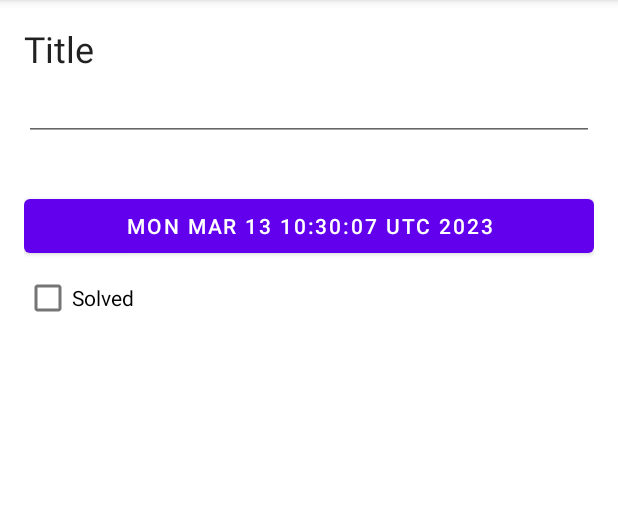
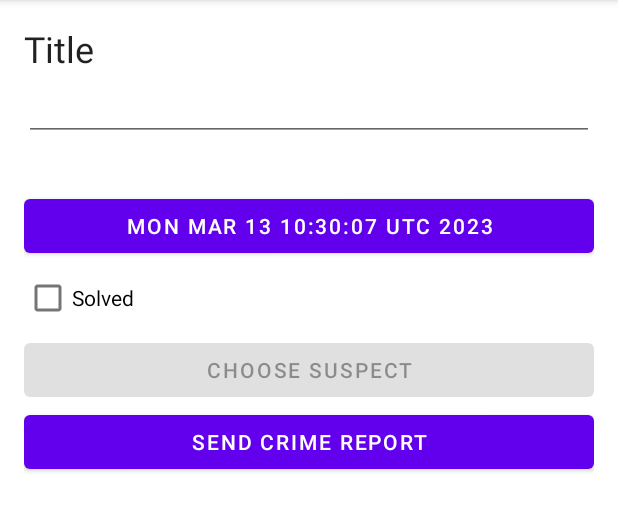
Before and after one commit to tianb0/ListDetailNav2, an Android app: the screen it shows after launch (MainActivity), after a tap on "New Crime", on a phone screen of 412 x 824 dp, the part 84-616 px from its top. Run offline under Robolectric (Android 15) with nearby library versions, the phone set to English and light mode, and no system bars; our stand-ins replace Room's generated code.

Commit message:
intent, implicit intent, pass/receive data, contact permission

```diff
--- a/app/src/main/AndroidManifest.xml
+++ b/app/src/main/AndroidManifest.xml
@@ -27,5 +27,11 @@
                 android:value="" />
         </activity>
     </application>
+    <queries>
+        <intent>
+            <action android:name="android.intent.action.PICK" />
+            <data android:mimeType="vnd.android.cursor.dir/contact" />
+        </intent>
+    </queries>
 
 </manifest>
--- a/app/src/main/java/io/tianb/listdetailnav2/Crime.kt
+++ b/app/src/main/java/io/tianb/listdetailnav2/Crime.kt
@@ -10,5 +10,6 @@ data class Crime(
     @PrimaryKey val id: UUID,
     val title: String,
     val date: Date,
-    val isSolved: Boolean
+    val isSolved: Boolean,
+    val suspect: String = ""
 )
--- a/app/src/main/java/io/tianb/listdetailnav2/CrimeDetailFragment.kt
+++ b/app/src/main/java/io/tianb/listdetailnav2/CrimeDetailFragment.kt
@@ -1,6 +1,13 @@
 package io.tianb.listdetailnav2
 
+import android.content.Intent
+import android.content.pm.PackageManager
+import android.content.pm.ResolveInfo
+import android.net.Uri
 import android.os.Bundle
+import android.provider.ContactsContract
+import android.provider.ContactsContract.Contacts
+import android.text.format.DateFormat.format
 import android.view.LayoutInflater
 import android.view.View
 import android.view.ViewGroup
@@ -16,7 +23,12 @@ import androidx.navigation.fragment.navArgs
 import io.tianb.listdetailnav2.databinding.FragmentCrimeDetailBinding
 import io.tianb.listdetailnav2.databinding.FragmentCrimeListBinding
 import kotlinx.coroutines.launch
+import android.text.format.DateFormat
+import androidx.activity.result.contract.ActivityResultContracts
+import kotlinx.coroutines.selects.select
 import java.util.Date
+
+private const val DATE_FORMAT = "EEE, MM, dd"
 
 class CrimeDetailFragment : Fragment() {
 
@@ -30,6 +42,12 @@ class CrimeDetailFragment : Fragment() {
 
     private val crimeDetailViewModel: CrimeDetailViewModel by viewModels {
         CrimeDetailViewModelFactory(args.crimeId)
+    }
+
+    private val selectSuspect = registerForActivityResult(
+        ActivityResultContracts.PickContact()
+    ) { uri: Uri? ->
+        uri?.let { parseContactSelection(it) }
     }
 
     override fun onCreateView(
@@ -57,6 +75,16 @@ class CrimeDetailFragment : Fragment() {
                     oldCrime.copy(isSolved = isChecked)
                 }
             }
+
+            crimeSuspect.setOnClickListener {
+                selectSuspect.launch(null)
+            }
+
+            val selectSuspectIntent = selectSuspect.contract.createIntent(
+                requireContext(),
+                null
+            )
+            crimeSuspect.isEnabled = canResolveIntent(selectSuspectIntent)
 
             viewLifecycleOwner.lifecycleScope.launch {
                 viewLifecycleOwner.repeatOnLifecycle(Lifecycle.State.STARTED) {
@@ -87,7 +115,77 @@ class CrimeDetailFragment : Fragment() {
             }
 
             crimeSolved.isChecked = crime.isSolved
+
+            crimeReport.setOnClickListener {
+                val reportIntent = Intent(Intent.ACTION_SEND).apply {
+                    type = "text/plain"
+                    putExtra(Intent.EXTRA_TEXT, getCrimeReport(crime))
+                    putExtra(
+                        Intent.EXTRA_SUBJECT,
+                        getString(R.string.crime_report_subject)
+                    )
+                }
+
+//                startActivity(reportIntent)
+
+                val chooserIntent = Intent.createChooser(
+                    reportIntent,
+                    getString(R.string.send_report)
+                )
+
+                startActivity(chooserIntent)
+            }
+
+            crimeSuspect.text = crime.suspect.ifEmpty {
+                getString(R.string.crime_suspect_text)
+            }
         }
+    }
+
+    private fun getCrimeReport(crime: Crime): String {
+        val solvedString = if (crime.isSolved) {
+            getString(R.string.crime_report_solved)
+        } else {
+            getString(R.string.crime_report_unsolved)
+        }
+
+        val dateString = DateFormat.format(DATE_FORMAT, crime.date).toString()
+        val suspectText = if (crime.suspect.isBlank()) {
+            getString(R.string.crime_report_no_suspect)
+        } else {
+            getString(R.string.crime_report_suspect, crime.suspect)
+        }
+
+        return getString(
+            R.string.crime_report,
+            crime.title, dateString, solvedString, suspectText
+        )
+    }
+
+    private fun parseContactSelection(contactUri: Uri) {
+        val queryFields = arrayOf(ContactsContract.Contacts.DISPLAY_NAME)
+
+        val queryCursor = requireActivity().contentResolver
+            .query(contactUri, queryFields, null, null, null)
+
+        queryCursor?.use { cursor ->
+            if (cursor.moveToFirst()) {
+                val suspect = cursor.getString(0)
+                crimeDetailViewModel.updateCrime { oldCrime ->
+                    oldCrime.copy(suspect = suspect)
+                }
+            }
+        }
+    }
+
+    private fun canResolveIntent(intent: Intent): Boolean {
+        val packageManager: PackageManager = requireActivity().packageManager
+        val resolvedActivity: ResolveInfo? =
+            packageManager.resolveActivity(
+                intent,
+                PackageManager.MATCH_DEFAULT_ONLY
+            )
+        return resolvedActivity != null
     }
 
     override fun onDestroy() {
--- a/app/src/main/java/io/tianb/listdetailnav2/CrimeRepository.kt
+++ b/app/src/main/java/io/tianb/listdetailnav2/CrimeRepository.kt
@@ -3,6 +3,7 @@ package io.tianb.listdetailnav2
 import android.content.Context
 import androidx.room.Room
 import io.tianb.listdetailnav2.database.CrimeDatabase
+import io.tianb.listdetailnav2.database.migration_1_2
 import kotlinx.coroutines.CoroutineScope
 import kotlinx.coroutines.GlobalScope
 import kotlinx.coroutines.flow.Flow
@@ -22,6 +23,7 @@ class CrimeRepository private constructor(
             DATABASE_NAME
         )
 //        .createFromAsset(DATABASE_NAME)
+        .addMigrations(migration_1_2)
         .build()
 
     fun getCrimes(): Flow<List<Crime>> = database.crimeDao().getCrimes()
--- a/app/src/main/java/io/tianb/listdetailnav2/database/CrimeDatabase.kt
+++ b/app/src/main/java/io/tianb/listdetailnav2/database/CrimeDatabase.kt
@@ -3,11 +3,21 @@ package io.tianb.listdetailnav2.database
 import androidx.room.Database
 import androidx.room.RoomDatabase
 import androidx.room.TypeConverters
+import androidx.room.migration.Migration
+import androidx.sqlite.db.SupportSQLiteDatabase
 import io.tianb.listdetailnav2.Crime
 
-@Database(entities = [ Crime::class ], version = 1)
+@Database(entities = [ Crime::class ], version = 2)
 @TypeConverters(CrimeTypeConverters::class)
 abstract class CrimeDatabase : RoomDatabase() {
 
     abstract fun crimeDao(): CrimeDao
 }
+
+val migration_1_2 = object : Migration(1, 2) {
+    override fun migrate(database: SupportSQLiteDatabase) {
+        database.execSQL(
+            "ALTER TABLE Crime ADD COLUMN suspect TEXT NOT NULL DEFAULT ''"
+        )
+    }
+}
--- a/app/src/main/res/layout/fragment_crime_detail.xml
+++ b/app/src/main/res/layout/fragment_crime_detail.xml
@@ -38,4 +38,16 @@
         android:layout_height="wrap_content"
         android:text="@string/crime_solved_label" />
 
+    <Button
+        android:id="@+id/crime_suspect"
+        android:layout_width="match_parent"
+        android:layout_height="wrap_content"
+        android:text="@string/crime_suspect_text" />
+
+    <Button
+        android:id="@+id/crime_report"
+        android:layout_width="match_parent"
+        android:layout_height="wrap_content"
+        android:text="@string/crime_report_text" />
+
 </LinearLayout>
--- a/app/src/main/res/values/strings.xml
+++ b/app/src/main/res/values/strings.xml
@@ -5,4 +5,15 @@
     <string name="crime_details_label">Details</string>
     <string name="crime_solved_label">Solved</string>
     <string name="new_crime">New Crime</string>
+    <string name="crime_suspect_text">Choose Suspect</string>
+    <string name="crime_report_text">Send Crime Report</string>
+    <string name="crime_report">%1$s!
+        The crime was discovered on %2$s. %3$s, and %4$s
+    </string>
+    <string name="crime_report_solved">The case is solved</string>
+    <string name="crime_report_unsolved">The case is not solved</string>
+    <string name="crime_report_suspect">the suspect is %s.</string>
+    <string name="crime_report_no_suspect">there is no suspect.</string>
+    <string name="crime_report_subject">CriminalIntent Crime Report</string>
+    <string name="send_report">Send crime report via</string>
 </resources>
```
